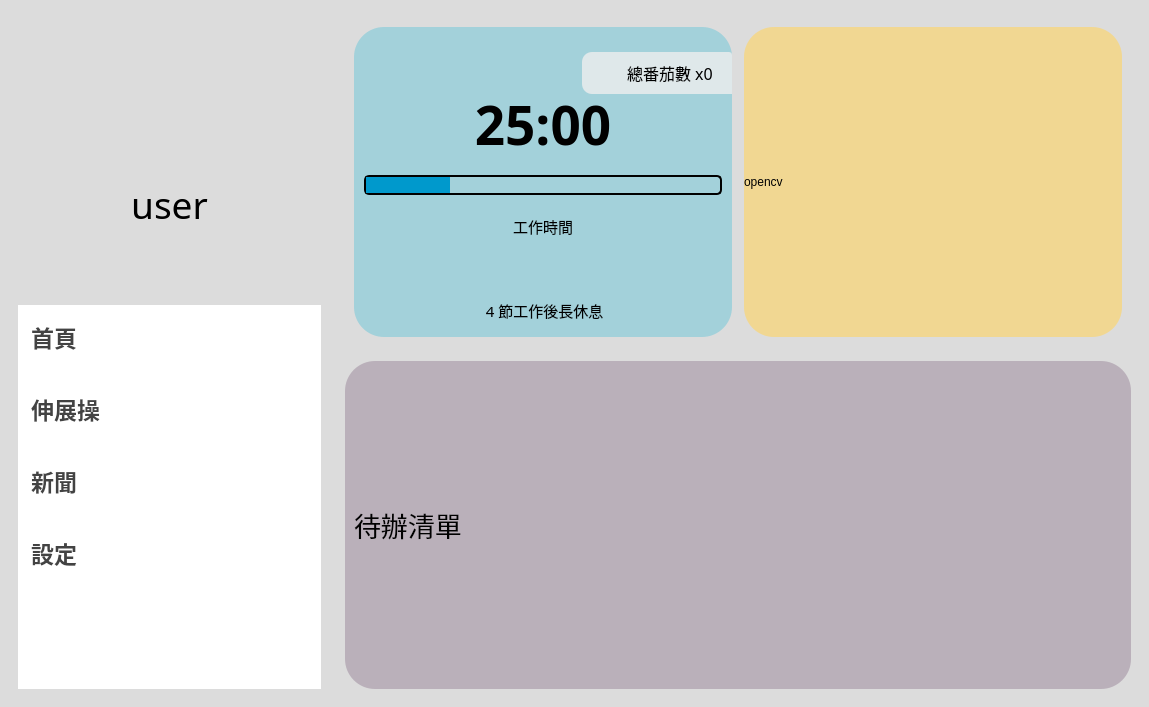
This is demo.ui in ahua1010/Margherita-Pizza-Pomodoro-and-Gesture-detection- as Qt 5 draws it before an edit. The edited form follows.
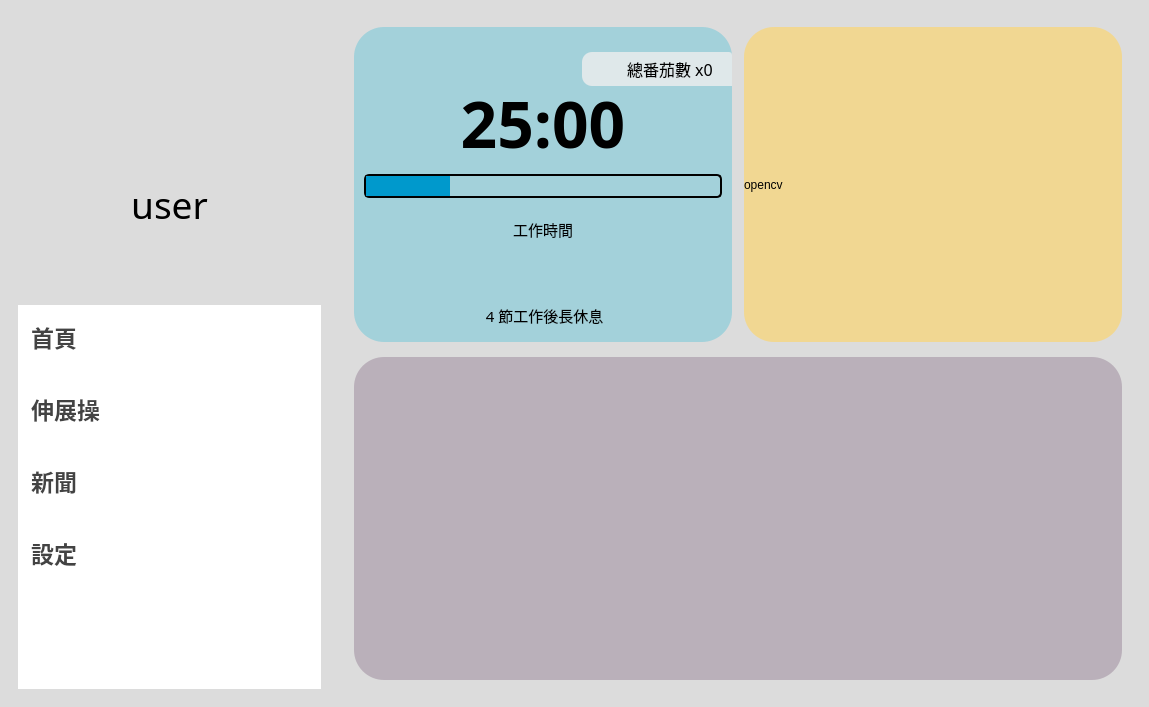
This is the edited form. Icons and pictures are not drawn.

Patch:
```diff
--- a/demo.ui
+++ b/demo.ui
@@ -261,7 +261,7 @@
      </widget>
     </item>
     <item>
-     <widget class="QFrame" name="frame2">
+     <widget class="QStackedWidget" name="stackedWidget">
       <property name="sizePolicy">
        <sizepolicy hsizetype="Preferred" vsizetype="Preferred">
         <horstretch>5</horstretch>
@@ -275,16 +275,11 @@
 	border-radius:30px
 }</string>
       </property>
-      <property name="frameShape">
-       <enum>QFrame::StyledPanel</enum>
+      <property name="currentIndex">
+       <number>0</number>
       </property>
-      <property name="frameShadow">
-       <enum>QFrame::Raised</enum>
-      </property>
-      <layout class="QVBoxLayout" name="verticalLayout_6">
-       <property name="spacing">
-        <number>15</number>
-       </property>
+      <widget class="QWidget" name="page">
+       <layout class="QVBoxLayout" name="verticalLayout_5">
        <item>
         <widget class="QFrame" name="frame_2">
          <property name="sizePolicy">
@@ -418,6 +413,12 @@
 }</string>
                   </property>
                   <layout class="QHBoxLayout" name="horizontalLayout_8">
+                    <property name="topMargin">
+                     <number>4</number>
+                    </property>
+                    <property name="bottomMargin">
+                     <number>4</number>
+                    </property>
                    <item>
                     <widget class="QLabel" name="tomato_img">
                      <property name="minimumSize">
@@ -469,7 +470,7 @@
                <property name="font">
                 <font>
                  <family>Agency FB</family>
-                 <pointsize>40</pointsize>
+                  <pointsize>48</pointsize>
                  <weight>75</weight>
                  <bold>true</bold>
                 </font>
@@ -497,7 +498,7 @@
                 <number>10</number>
                </property>
                <property name="topMargin">
-                <number>20</number>
+                 <number>15</number>
                </property>
                <property name="rightMargin">
                 <number>10</number>
@@ -761,41 +762,35 @@
           </sizepolicy>
          </property>
          <property name="styleSheet">
-          <string notr="true">#frame5
+           <string notr="true"/>
+          </property>
+          <property name="frameShape">
+           <enum>QFrame::StyledPanel</enum>
+          </property>
+          <property name="frameShadow">
+           <enum>QFrame::Raised</enum>
+          </property>
+          <layout class="QHBoxLayout" name="horizontalLayout_11">
+           <property name="topMargin">
+            <number>0</number>
+           </property>
+           <item>
+            <widget class="QFrame" name="frame6">
+             <property name="styleSheet">
+              <string notr="true">#frame6
 {
 	background-color:rgba(183, 172, 183,0.9);
 }</string>
          </property>
-         <property name="frameShape">
-          <enum>QFrame::StyledPanel</enum>
-         </property>
-         <property name="frameShadow">
-          <enum>QFrame::Raised</enum>
-         </property>
-         <layout class="QVBoxLayout" name="verticalLayout_5">
-          <item>
-           <widget class="QLabel" name="label_3">
-            <property name="minimumSize">
-             <size>
-              <width>0</width>
-              <height>200</height>
-             </size>
-            </property>
-            <property name="font">
-             <font>
-              <family>Agency FB</family>
-              <pointsize>20</pointsize>
-             </font>
-            </property>
-            <property name="text">
-             <string>待辦清單</string>
-            </property>
+             <layout class="QVBoxLayout" name="verticalLayout_6"/>
            </widget>
           </item>
          </layout>
         </widget>
        </item>
       </layout>
+      </widget>
+      <widget class="QWidget" name="page_2"/>
      </widget>
     </item>
    </layout>
```
Lines whose indentation alone changed are shown as unchanged.
